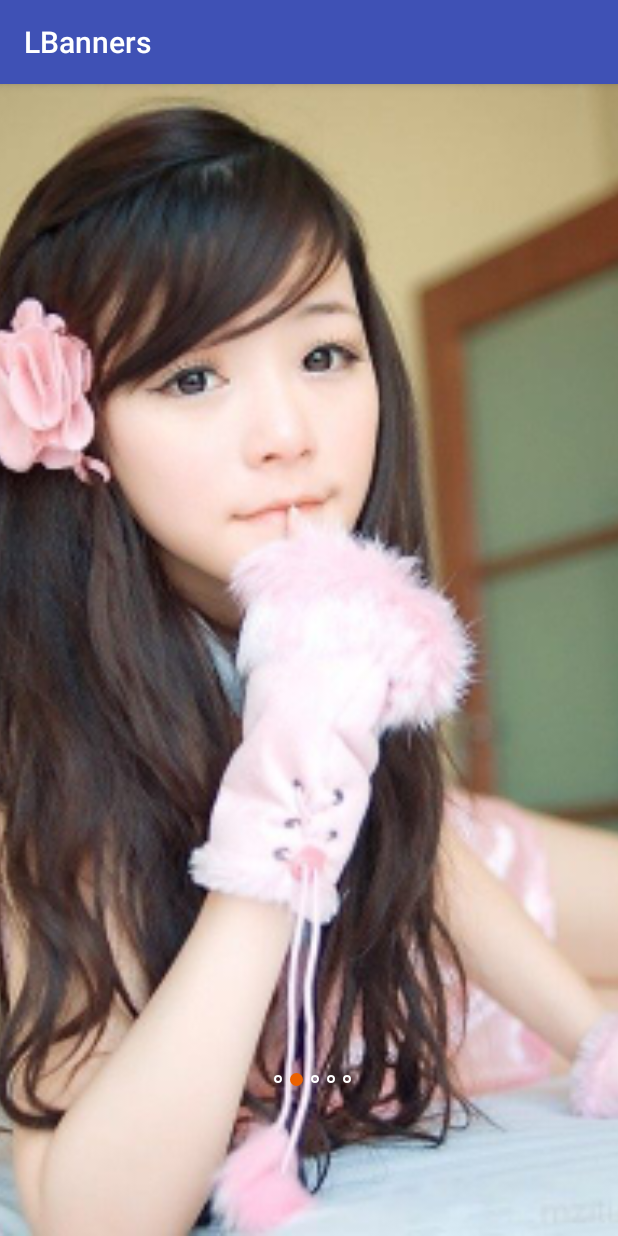
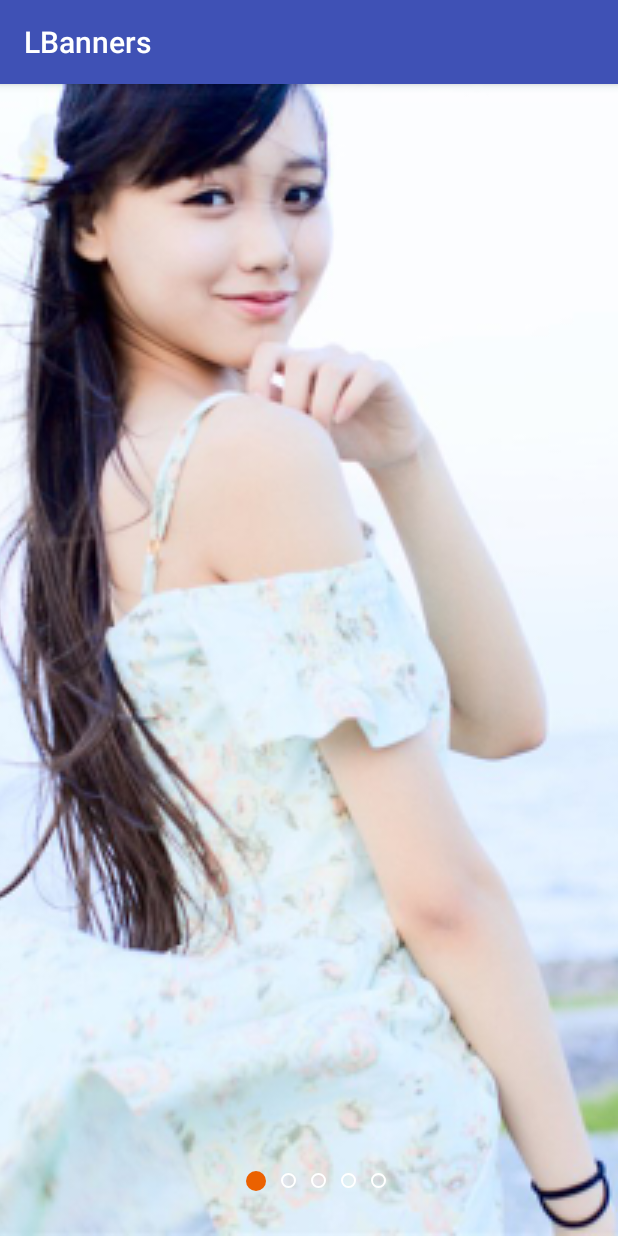
Before and after one commit to Allure0/LMBanners, an Android app: the screen it shows after launch (MainActivity before the commit, GuideActivity after it), on a phone screen of 412 x 824 dp. Run offline under Robolectric (Android 15) with nearby library versions, the phone set to English and light mode, and no system bars; libraries missing offline, so code that uses them is left out: com.nineoldandroids.view, com.nostra13.universalimageloader; 3 statements that could not run were skipped.

Commit message:
增加GuideActivity演示

```diff
--- a/app/src/main/AndroidManifest.xml
+++ b/app/src/main/AndroidManifest.xml
@@ -8,13 +8,14 @@
         android:label="@string/app_name"
         android:supportsRtl="true"
         android:theme="@style/AppTheme">
-        <activity android:name=".MainActivity">
+        <activity android:name=".GuideActivity" android:screenOrientation="portrait">
             <intent-filter>
                 <action android:name="android.intent.action.MAIN" />
 
                 <category android:name="android.intent.category.LAUNCHER" />
             </intent-filter>
         </activity>
+        <activity android:name=".MainActivity" android:screenOrientation="portrait"></activity>
     </application>
 
 </manifest>
--- /dev/null
+++ b/app/src/main/java/com/allure/lmbanners/GuideActivity.java
@@ -0,0 +1,125 @@
+package com.allure.lmbanners;
+
+import android.content.Intent;
+import android.os.Bundle;
+import android.support.annotation.Nullable;
+import android.support.v7.app.AppCompatActivity;
+import android.widget.LinearLayout;
+import android.widget.Toast;
+
+import com.allure.lbanners.LMBanners;
+import com.allure.lbanners.transformer.TransitionEffect;
+import com.allure.lmbanners.adapter.LocalImgAdapter;
+import com.nostra13.universalimageloader.cache.disc.naming.Md5FileNameGenerator;
+import com.nostra13.universalimageloader.core.DisplayImageOptions;
+import com.nostra13.universalimageloader.core.ImageLoader;
+import com.nostra13.universalimageloader.core.ImageLoaderConfiguration;
+import com.nostra13.universalimageloader.core.assist.QueueProcessingType;
+
+import java.util.ArrayList;
+import java.util.List;
+
+/**
+ * 作者：luomin
+ * 邮箱：asddavid@163.com
+ */
+
+public class GuideActivity extends AppCompatActivity {
+    private LMBanners mLBanners;
+    //本地图片
+    private ArrayList<Integer> localImages = new ArrayList<Integer>();
+    //网络图片
+    private List<String> networkImages = new ArrayList<>();
+    private int[] mImagesSrc = {
+            R.mipmap.img1,
+            R.mipmap.img2,
+            R.mipmap.img3,
+            R.mipmap.img4,
+            R.mipmap.img5
+    };
+    @Override
+    protected void onCreate(@Nullable Bundle savedInstanceState) {
+        super.onCreate(savedInstanceState);
+        setContentView(R.layout.activity_guide);
+        initImageLoader();
+        addLocalImg();
+        addUrilImg();
+        initGuide();
+
+
+    }
+
+    private void addLocalImg() {
+        localImages.add(R.mipmap.img1);
+        localImages.add(R.mipmap.img2);
+        localImages.add(R.mipmap.img3);
+        localImages.add(R.mipmap.img4);
+        localImages.add(R.mipmap.img5);
+    }
+
+    private void addUrilImg() {
+        networkImages.add("http://h.hiphotos.baidu.com/image/h%3D300/sign=ff62800b073b5bb5a1d726fe06d2d523/a6efce1b9d16fdfa7807474eb08f8c5494ee7b23.jpg");
+        networkImages.add("http://g.hiphotos.baidu.com/image/h%3D300/sign=0a9ac84f89b1cb1321693a13ed5556da/1ad5ad6eddc451dabff9af4bb2fd5266d0163206.jpg");
+        networkImages.add("http://a.hiphotos.baidu.com/image/h%3D300/sign=61660ec2207f9e2f6f351b082f31e962/500fd9f9d72a6059e5c05d3e2f34349b023bbac6.jpg");
+        networkImages.add("http://c.hiphotos.baidu.com/image/h%3D300/sign=f840688728738bd4db21b431918a876c/f7246b600c338744c90c3826570fd9f9d62aa09a.jpg");
+    }
+
+    private void initImageLoader() {
+        DisplayImageOptions defaultOptions = new DisplayImageOptions.Builder().
+                showImageForEmptyUri(R.drawable.ic_launcher)
+                .cacheInMemory(true).cacheOnDisk(true).build();
+        ImageLoaderConfiguration config = new ImageLoaderConfiguration.Builder(
+                getApplicationContext()).defaultDisplayImageOptions(defaultOptions)
+                .threadPriority(Thread.NORM_PRIORITY - 2)
+                .denyCacheImageMultipleSizesInMemory()
+                .diskCacheFileNameGenerator(new Md5FileNameGenerator())
+                .tasksProcessingOrder(QueueProcessingType.LIFO).build();
+        ImageLoader.getInstance().init(config);
+    }
+    private void initGuide() {
+        mLBanners = (LMBanners) findViewById(R.id.banners);
+        mLBanners.setLayoutParams(new LinearLayout.LayoutParams(LinearLayout.LayoutParams.MATCH_PARENT, LinearLayout.LayoutParams.MATCH_PARENT));
+        mLBanners.isGuide(true);
+//        mLBanners.setVertical(true);
+        mLBanners.setAutoPlay(false);
+        mLBanners.setCanLoop(false);
+        mLBanners.setScrollDurtion(1200);
+        mLBanners.setIndicatorBottomPadding(30);
+        mLBanners.setIndicatorWidth(10);
+//        mLBanners.setHoriZontalTransitionEffect(TransitionEffect.Default);
+        mLBanners.setHoriZontalCustomTransformer(new ParallaxTransformer(R.id.id_image));
+        mLBanners.setIndicatorPosition(LMBanners.IndicaTorPosition.BOTTOM_MID);
+        //本地用法
+        mLBanners.setAdapter(new LocalImgAdapter(GuideActivity.this), localImages);
+        mLBanners.setOnStartListener(new LMBanners.onStartListener() {
+            @Override
+            public void startOpen() {
+                //回调跳转的逻辑
+                startActivity(new Intent(GuideActivity.this,MainActivity.class));
+                Toast.makeText(GuideActivity.this, "进入Banners", 1).show();
+
+            }
+        });
+    }
+
+
+    @Override
+    protected void onPause() {
+        super.onPause();
+        mLBanners.stopImageTimerTask();
+    }
+
+    @Override
+    protected void onResume() {
+        super.onResume();
+        mLBanners.startImageTimerTask();
+    }
+
+    @Override
+    protected void onDestroy() {
+        super.onDestroy();
+        mLBanners.clearImageTimerTask();
+    }
+
+
+}
--- /dev/null
+++ b/app/src/main/res/drawable/guide_indicator_select.xml
@@ -0,0 +1,5 @@
+<?xml version="1.0" encoding="utf-8"?>
+<shape xmlns:android="http://schemas.android.com/apk/res/android"
+    android:shape="oval">
+    <solid android:color="#f24814"></solid>
+</shape>
--- /dev/null
+++ b/app/src/main/res/drawable/guide_indicator_unselect.xml
@@ -0,0 +1,6 @@
+<?xml version="1.0" encoding="utf-8"?>
+<shape xmlns:android="http://schemas.android.com/apk/res/android"
+    android:shape="oval">
+    <solid android:color="#b2b6c2"></solid>
+    <stroke android:width="1dp" android:color="#b2b6c2"> </stroke>
+</shape>
--- /dev/null
+++ b/app/src/main/res/layout/activity_guide.xml
@@ -0,0 +1,16 @@
+<?xml version="1.0" encoding="utf-8"?>
+<LinearLayout xmlns:android="http://schemas.android.com/apk/res/android"
+    android:layout_width="match_parent"
+    android:layout_height="match_parent"
+    xmlns:app="http://schemas.android.com/apk/res-auto"
+    android:orientation="vertical">
+
+    <com.allure.lbanners.LMBanners
+        android:id="@+id/banners"
+        android:layout_width="match_parent"
+        android:layout_height="match_parent"
+        android:background="@android:color/transparent"
+        >
+    </com.allure.lbanners.LMBanners>
+
+</LinearLayout>
--- a/app/src/main/res/layout/activity_main.xml
+++ b/app/src/main/res/layout/activity_main.xml
@@ -21,7 +21,6 @@
         app:indicator_position="bottom_mid"
         app:indicator_select="@drawable/page_indicator_select"
         app:indicator_unselect="@drawable/page_indicator_unselect"
-        app:indicator_width="5"
         app:isGuide="true"
         app:isVertical="false"
         app:scroll_duration="1000"
@@ -35,7 +34,7 @@
         android:id="@+id/listView"
         android:layout_width="match_parent"
         android:layout_height="match_parent"
-        android:visibility="gone">
+       >
 
     </ListView>
 
```
Also changed, not shown: app/src/main/java/com/allure/lmbanners/MainActivity.java (+31 -45 lines).
